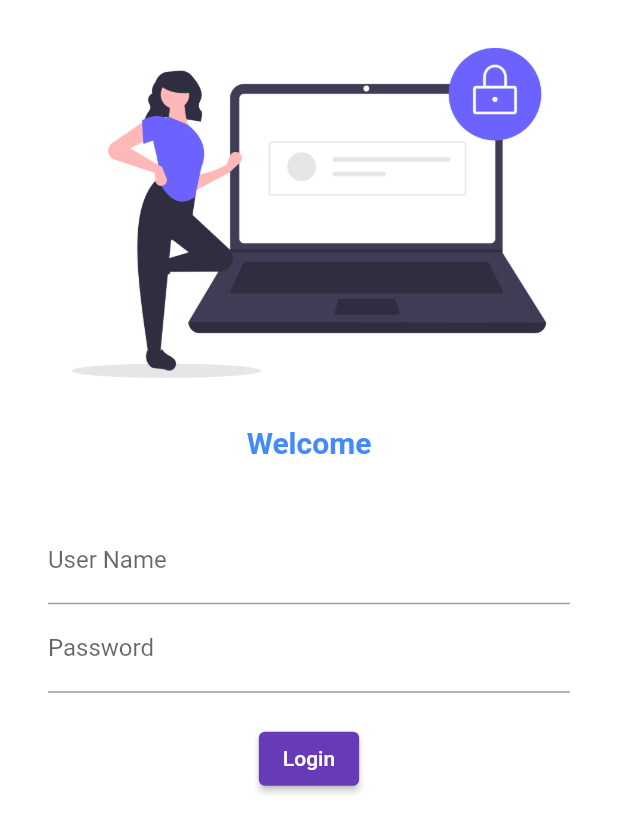
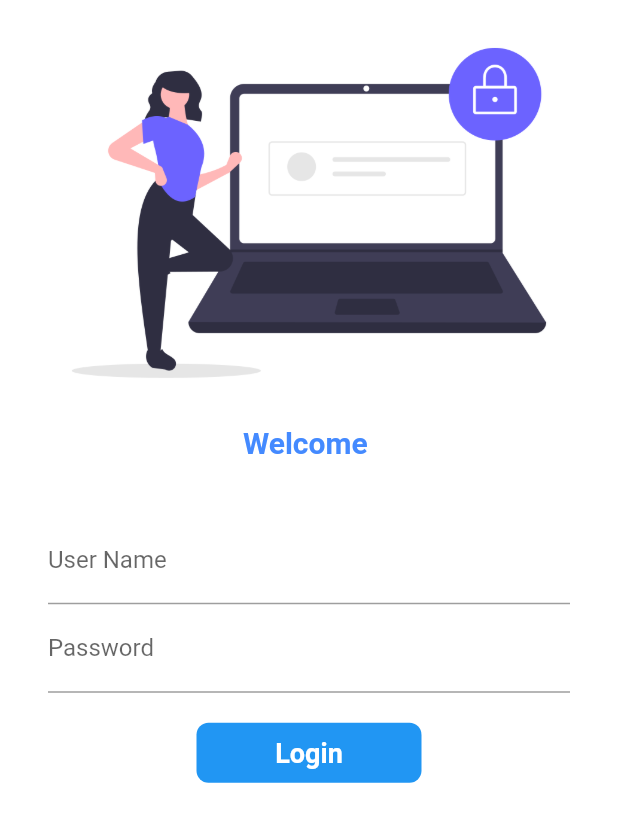
Before and after one commit to PrashantPanchal20/Flutter, a Flutter app: the screen it shows after launch, on a phone screen of 412 x 824 dp. Shown: the top 833 px of the screen. Run offline on Flutter 3.47's test engine with Material 2 defaults, Android fonts, the phone set to English and light mode, and no system bars.

Commit message:
day6 completed

```diff
--- a/lib/pages/login_page.dart
+++ b/lib/pages/login_page.dart
@@ -3,8 +3,16 @@ import 'package:flutter/material.dart';
 import 'package:flutter/rendering.dart';
 import 'package:my_app/utils/routes.dart';
 
-class LoginPage extends StatelessWidget {
+class LoginPage extends StatefulWidget {
   const LoginPage({Key? key}) : super(key: key);
+
+  @override
+  _LoginPageState createState() => _LoginPageState();
+}
+
+class _LoginPageState extends State<LoginPage> {
+  String name = "";
+  bool chnagebutton = false;
 
   @override
   Widget build(BuildContext context) {
@@ -18,7 +26,7 @@ class LoginPage extends StatelessWidget {
             ),
             SizedBox(),
             Text(
-              "Welcome",
+              "Welcome $name",
               style: TextStyle(
                   fontSize: 20,
                   color: Colors.blueAccent,
@@ -35,6 +43,10 @@ class LoginPage extends StatelessWidget {
                   TextFormField(
                     decoration: InputDecoration(
                         hintText: "Enter User Name", labelText: "User Name"),
+                    onChanged: (value) {
+                      name = value;
+                      setState(() {}); // call again again of build method
+                    },
                   ),
                   TextFormField(
                     obscureText: true,
@@ -44,13 +56,53 @@ class LoginPage extends StatelessWidget {
                   SizedBox(
                     height: 20.0,
                   ),
-                  ElevatedButton(
-                    child: Text("Login"),
-                    style: TextButton.styleFrom(),
-                    onPressed: () {
+
+                  InkWell(
+                    onTap: () async {
+                      setState(() {
+                        chnagebutton = true;
+                      });
+                      await Future.delayed(Duration(seconds: 1));
                       Navigator.pushNamed(context, MyRoutes.homeRoutes);
                     },
+                    child: AnimatedContainer(
+                      duration: Duration(seconds: 1),
+                      height: 40,
+                      //width: 120,
+                      width: chnagebutton ? 50 : 150,        //animation
+                      alignment: Alignment.center,
+                      child: chnagebutton
+                          ? Icon(
+                              Icons.done,
+                              color: Colors.white,
+                              size: 20,
+                            )
+                          : Text(
+                              "Login",
+                              style: TextStyle(
+                                  color: Colors.white,
+                                  fontSize: 18,
+                                  fontWeight: FontWeight.bold),
+                            ),
+                      decoration: BoxDecoration(
+                        color: Colors.blue,
+                        // shape: chnagebutton
+                        //  ? BoxShape.circle
+                        //  : BoxShape.rectangle,
+
+                        borderRadius:
+                            BorderRadius.circular(chnagebutton ? 50 : 8),
+                      ),
+                    ),
                   )
+
+                  // ElevatedButton(
+                  //   child: Text("Login"),
+                  //   style: TextButton.styleFrom(),
+                  //   onPressed: () {
+                  //     Navigator.pushNamed(context, MyRoutes.homeRoutes);
+                  //   },
+                  // )
                 ],
               ),
             )
```
Also changed, not shown: lib/main.dart (renamed from lib/pages/main.dart), 1 other file.
